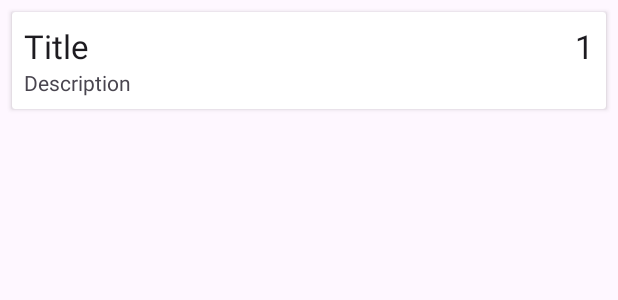
After one commit to Jenusdy/Note-MVVM-Java, an Android app: the layout note_item.xml on its own in the app's theme, with its tools: preview values and no code run, on a phone screen of 412 x 824 dp. The commit adds this screen. Shown: the top 300 px of the screen. Run offline under Robolectric (Android 15) with nearby library versions, the phone set to English and light mode, and no system bars.

Commit message:
Note Adapter

```diff
--- a/app/build.gradle.kts
+++ b/app/build.gradle.kts
@@ -74,6 +74,7 @@ dependencies {
     // optional - Test helpers for Lifecycle runtime
     testImplementation("androidx.lifecycle:lifecycle-runtime-testing:$lifecycle_version")
 
+    implementation(platform("org.jetbrains.kotlin:kotlin-bom:1.8.0"))
 
     testImplementation("junit:junit:4.13.2")
     androidTestImplementation("androidx.test.ext:junit:1.1.5")
--- a/app/src/main/AndroidManifest.xml
+++ b/app/src/main/AndroidManifest.xml
@@ -13,7 +13,7 @@
         android:theme="@style/Theme.Livedatatutorial"
         tools:targetApi="31">
         <activity
-            android:name=".MainActivity"
+            android:name="io.github.jenusdy.note_mvvm_tutorial.MainActivity"
             android:exported="true">
             <intent-filter>
                 <action android:name="android.intent.action.MAIN" />
--- /dev/null
+++ b/app/src/main/res/layout/note_item.xml
@@ -0,0 +1,46 @@
+<?xml version="1.0" encoding="utf-8"?>
+<androidx.cardview.widget.CardView xmlns:android="http://schemas.android.com/apk/res/android"
+    android:layout_width="match_parent"
+    android:layout_height="wrap_content"
+    android:layout_marginEnd="8dp"
+    android:layout_marginStart="8dp"
+    android:layout_marginTop="8dp">
+
+    <RelativeLayout
+        android:layout_width="wrap_content"
+        android:layout_height="wrap_content"
+        android:padding="8dp">
+
+        <TextView
+            android:id="@+id/tv_priority"
+            android:layout_width="wrap_content"
+            android:layout_height="wrap_content"
+            android:layout_alignParentEnd="true"
+            android:text="1"
+            android:textAppearance="@style/TextAppearance.AppCompat.Large"
+
+            />
+
+        <TextView
+            android:id="@+id/tv_title"
+            android:layout_width="wrap_content"
+            android:layout_height="wrap_content"
+            android:text="Title"
+            android:textAppearance="@style/TextAppearance.AppCompat.Large"
+            android:maxLines="1"
+            android:layout_toStartOf="@id/tv_priority"
+            android:layout_alignParentStart="true"
+            android:ellipsize="end"
+            />
+
+        <TextView
+            android:id="@+id/tv_description"
+            android:layout_width="wrap_content"
+            android:layout_height="wrap_content"
+            android:layout_below="@id/tv_title"
+            android:text="Description"
+            />
+
+    </RelativeLayout>
+
+</androidx.cardview.widget.CardView>
```
Also changed, not shown: app/src/main/java/io/github/jenusdy/note_mvvm_tutorial/MainActivity.java (+26 -0 lines), app/src/main/java/io/github/jenusdy/note_mvvm_tutorial/NoteAdapter.java (added, +59 -0 lines), app/src/main/java/io/github/jenusdy/note_mvvm_tutorial/NoteViewModel.java (+41 -1 lines), app/src/main/res/layout/activity_main.xml (+8 -11 lines).
